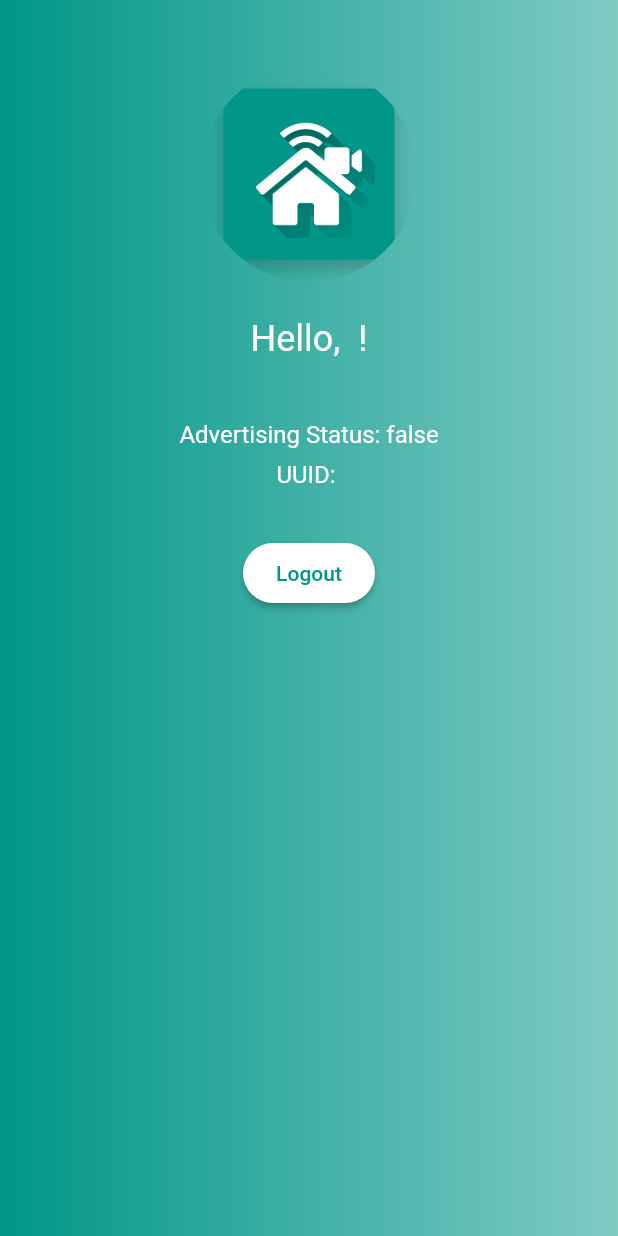
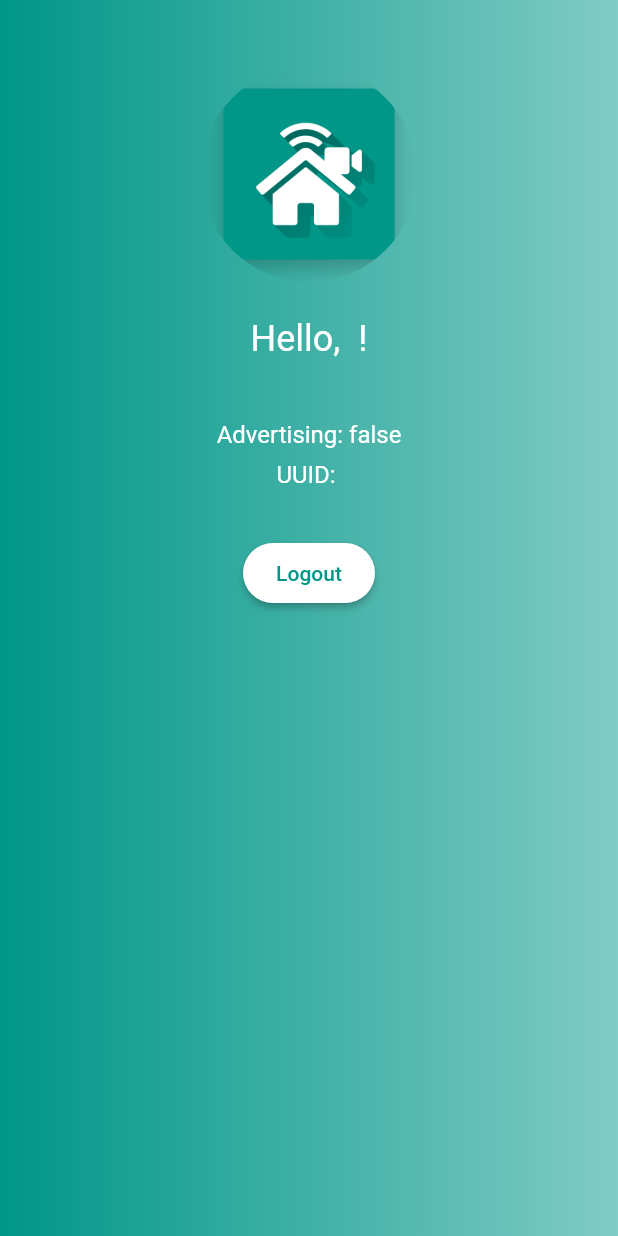
Before and after one commit to MiCasa-IoT/MiCasa, a Flutter app: the HomePage screen opened by its route, on a phone screen of 412 x 824 dp. Run offline on Flutter 3.47's test engine with Material 2 defaults, Android fonts, the phone set to English and light mode, and no system bars; our stand-ins replace cloud_firestore, firebase_auth, firebase_core, firebase_messaging; missing offline and left inert: beacon_broadcast; accounts and stored records are empty.

Commit message:
:sparkles: Add Advertising status

```diff
--- a/lib/provider/bluetooth_provider.dart
+++ b/lib/provider/bluetooth_provider.dart
@@ -1,10 +1,12 @@
+import 'dart:async';
+
 import 'package:beacon_broadcast/beacon_broadcast.dart';
 import 'package:micasa/provider/user_provider.dart';
 
 class BluetoothProvider {
   final BeaconBroadcast _broadcast = BeaconBroadcast();
 
-  Future<bool> initBluetooth() async {
+  Future<bool> initBeacon() async {
     bool isAdvertising = await _broadcast.isAdvertising();
     BeaconStatus transmissionSupportStatus = await _broadcast.checkTransmissionSupported();
     String uuid = await UserProvider().getUUID();
@@ -21,4 +23,8 @@ class BluetoothProvider {
     }
     return isAdvertising;
   }
+
+  BeaconBroadcast broadcast() {
+    return _broadcast;
+  }
 }
--- a/lib/provider/user_provider.dart
+++ b/lib/provider/user_provider.dart
@@ -21,7 +21,9 @@ class UserProvider {
     User user = _auth.currentUser;
     DocumentSnapshot snapshot = await _firestore.collection('users').doc(user.uid).get();
 
-    return snapshot.data().containsKey('uuid') ? snapshot.data()['uuid'] : null;
+    return snapshot.data().containsKey('uuid')
+        ? snapshot.data()['uuid']
+        : null;
   }
 
   Future<String> getUser() async {
--- a/lib/widget/home_page.dart
+++ b/lib/widget/home_page.dart
@@ -1,3 +1,4 @@
+import 'dart:async';
 import 'package:flutter/material.dart';
 import 'package:micasa/provider/bluetooth_provider.dart';
 import 'package:micasa/provider/user_provider.dart';
@@ -10,11 +11,18 @@ class HomePage extends StatefulWidget {
 
 class _HomePageState extends State<HomePage> {
   Future<String> _name;
+  bool _isAdvertising = false;
 
   @override
   void initState() {
     super.initState();
     _name = UserProvider().getUser();
+    BluetoothProvider().initBeacon();
+    BluetoothProvider().broadcast().getAdvertisingStateChange().listen((event) {
+      setState(() {
+        _isAdvertising = event;
+      });
+    });
   }
 
   @override
@@ -57,29 +65,10 @@ class _HomePageState extends State<HomePage> {
 
     final advertisingStatus = Padding(
       padding: EdgeInsets.only(top: 32.0),
-      child: FutureBuilder(
-        future: BluetoothProvider().initBluetooth(),
-        builder: (context, snapshot) {
-          switch (snapshot.connectionState) {
-            case ConnectionState.none:
-              break;
-            case ConnectionState.active:
-            case ConnectionState.waiting:
-              return Text(
-                'Advertising Status: Waiting...',
-                style: TextStyle(fontSize: 16.0, color: Colors.white),
-              );
-            case ConnectionState.done:
-              if (snapshot.hasData) {
-                return Text(
-                  'Advertising Status: ${snapshot.data.toString()}',
-                  style: TextStyle(fontSize: 16.0, color: Colors.white),
-                );
-              }
-          }
-          return null;
-        },
-      ),
+      child: Text(
+        'Advertising: $_isAdvertising',
+        style: TextStyle(fontSize: 16.0, color: Colors.white),
+      )
     );
 
     final uuid = Padding(
```
